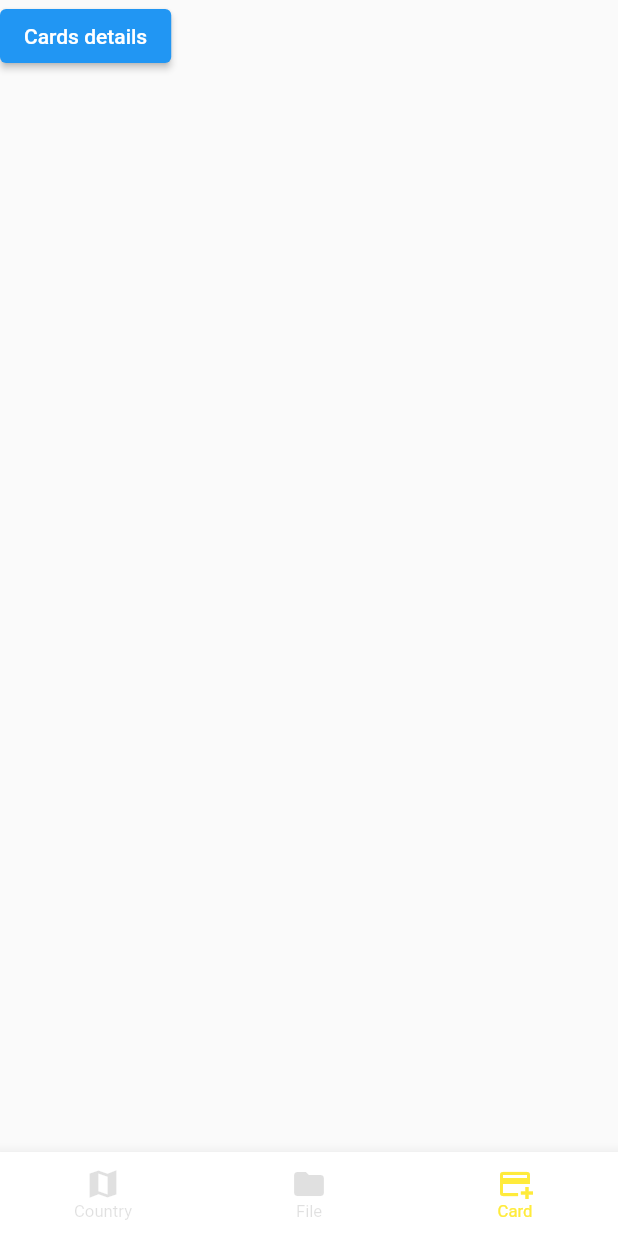
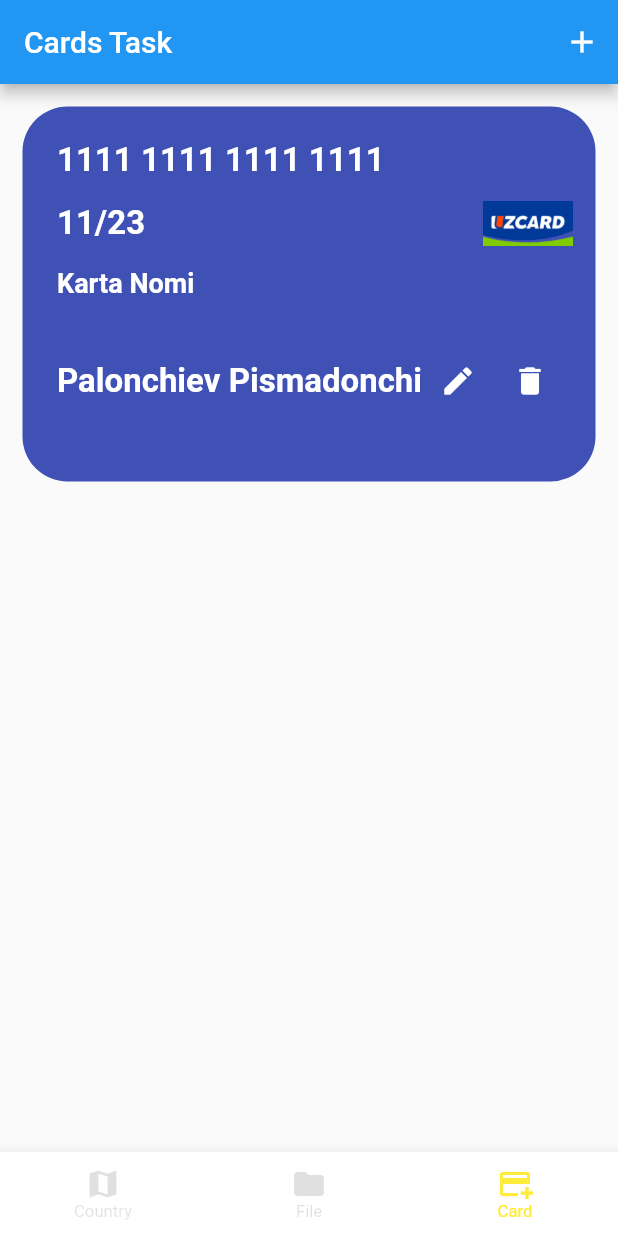
Before and after one commit to MrSobirov/najottalim, a Flutter app: the screen it shows after launch, item 3 of the bottom bar chosen, on a phone screen of 412 x 824 dp. Run offline on Flutter 3.47's test engine with Material 2 defaults, Android fonts, the phone set to English and light mode, and no system bars; our stand-ins replace bloc, connectivity_plus, device_info_plus, firebase_core, flutter_bloc, flutter_screenutil and 4 more; missing offline and left inert: android_path_provider, flutter_downloader; accounts and stored records are empty; network calls fail.

Commit message:
task 3 UI latest self

```diff
--- a/lib/pages/task3/task3_page.dart
+++ b/lib/pages/task3/task3_page.dart
@@ -1,8 +1,10 @@
-import 'dart:convert';
+
 
 import 'package:flutter/material.dart';
-import 'package:flutter_bloc/flutter_bloc.dart';
-import 'package:najottalim/pages/task3/task3_cubit.dart';
+
+import 'package:najottalim/pages/task3/task3_add_card.dart';
+
+import 'package:najottalim/models/cards_model.dart';
 
 class TaskThreePage extends StatefulWidget {
   const TaskThreePage({Key? key}) : super(key: key);
@@ -12,15 +14,125 @@ class TaskThreePage extends StatefulWidget {
 }
 
 class _TaskThreePageState extends State<TaskThreePage> {
+  List<CardsModel> _addedCards = [];
+
+  List<CardsModel> get addedCards {
+    return [..._addedCards];
+  }
+
   @override
   Widget build(BuildContext context) {
     return Scaffold(
-      body: Container(
-        child: ElevatedButton(
-          child: Text("Cards details"),
-          onPressed: (() async {
+      appBar: AppBar(
+        title: Text('Cards Task'),
+        actions: [
+          IconButton(
+            onPressed: () {
+              Navigator.push(
+                context,
+                MaterialPageRoute(builder: (context) => AddCard()),
+              );
+            },
+            icon: Icon(Icons.add),
+          ),
+        ],
+      ),
+      body: ListView.builder(
+        itemCount: 1,
+        itemBuilder: (ctx, i) => Container(
+          height: 250,
+          width: double.infinity,
+          margin: EdgeInsets.symmetric(horizontal: 15, vertical: 15),
+          decoration: BoxDecoration(
+            borderRadius: BorderRadius.all(
+              Radius.circular(30),
+            ),
+            color: Colors.indigo,
+          ),
+          child: Column(
+            children: [
+              Container(
+                alignment: Alignment.topLeft,
+                margin: EdgeInsets.only(left: 15, top: 15),
+                padding: const EdgeInsets.all(8.0),
+                child: Text(
+                  '1111 1111 1111 1111',
+                  style: TextStyle(
+                      fontSize: 22,
+                      fontWeight: FontWeight.w700,
+                      color: Colors.white),
+                ),
+              ),
+              Row(
+                mainAxisAlignment: MainAxisAlignment.spaceBetween,
+                children: [
+                  Container(
+                    margin: EdgeInsets.only(left: 15),
+                    alignment: Alignment.topLeft,
+                    padding: const EdgeInsets.all(8.0),
+                    child: Text(
+                      '11/23',
+                      style: TextStyle(
+                          fontSize: 22,
+                          fontWeight: FontWeight.w700,
+                          color: Colors.white),
+                    ),
+                  ),
+                  Container(
+                    margin: EdgeInsets.only(right: 15),
 
-          }),
+                    height: 30,
+                    width: 60,
+                    child: Image.asset(
+                      'assets/uzcard.png',
+                      fit: BoxFit.cover,
+                    ),
+                  ),
+                ],
+              ),
+              Container(
+                  margin: EdgeInsets.only(left: 15),
+                  alignment: Alignment.topLeft,
+                  padding: const EdgeInsets.all(8.0),
+                  child: Text(
+                    'Karta Nomi',
+                    style: TextStyle(
+                        fontSize: 18,
+                        fontWeight: FontWeight.w700,
+                        color: Colors.white),
+                  )),
+              Container(
+                margin: EdgeInsets.all(15),
+                padding: const EdgeInsets.all(8.0),
+                child: Row(
+                  mainAxisAlignment: MainAxisAlignment.spaceBetween,
+                  children: [
+                    Text(
+                      'Palonchiev Pismadonchi',
+                      style: TextStyle(
+                          fontSize: 22,
+                          fontWeight: FontWeight.w700,
+                          color: Colors.white),
+                    ),
+                    Row(
+                      children: [
+                        IconButton(
+                          onPressed: () {},
+                          icon: Icon(Icons.edit),
+                          color: Colors.white,
+                        ),
+                        IconButton(
+                          onPressed: () {},
+                          icon: Icon(Icons.delete),
+                          color: Colors.white,
+                        )
+                      ],
+                    )
+                  ],
+                ),
+              ),
+            ],
+          ),
         ),
       ),
     );
--- a/lib/repositories/cards_repos.dart
+++ b/lib/repositories/cards_repos.dart
@@ -1,6 +1,6 @@
 import 'dart:convert';
 
-import 'package:cloud_firestore/cloud_firestore.dart';
+
 import 'package:flutter/cupertino.dart';
 import 'package:najottalim/services/cache_values.dart';
 import 'package:najottalim/services/http_services.dart';
@@ -35,7 +35,7 @@ class CardsRepo {
       }
     );
     if(!response.isSuccess) {
-      MyWidgets().showToast("Error occured try again later");
+      MyWidgets().showToast("Error occurred try again later");
     }
     return getCards();
   }
@@ -51,7 +51,7 @@ class CardsRepo {
         }
     );
     if(!response.isSuccess) {
-      MyWidgets().showToast("Error occured try again later");
+      MyWidgets().showToast("Error occurred try again later");
     }
     return getCards();
   }
@@ -65,7 +65,7 @@ class CardsRepo {
         }
     );
     if(!response.isSuccess) {
-      MyWidgets().showToast("Error occured try again later");
+      MyWidgets().showToast("Error occurred try again later");
     }
     return getCards();
   }
```
Also changed, not shown: assets/Humo-01.jpg (added), assets/uzcard.png (added).
